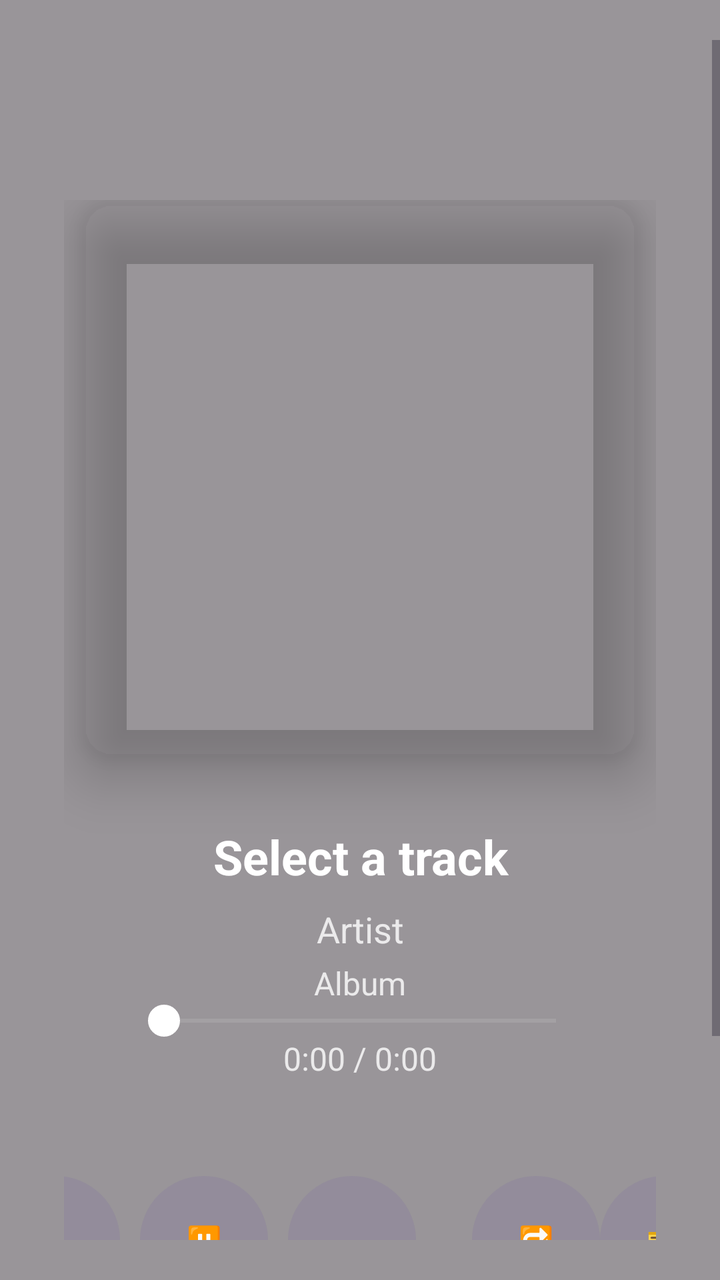
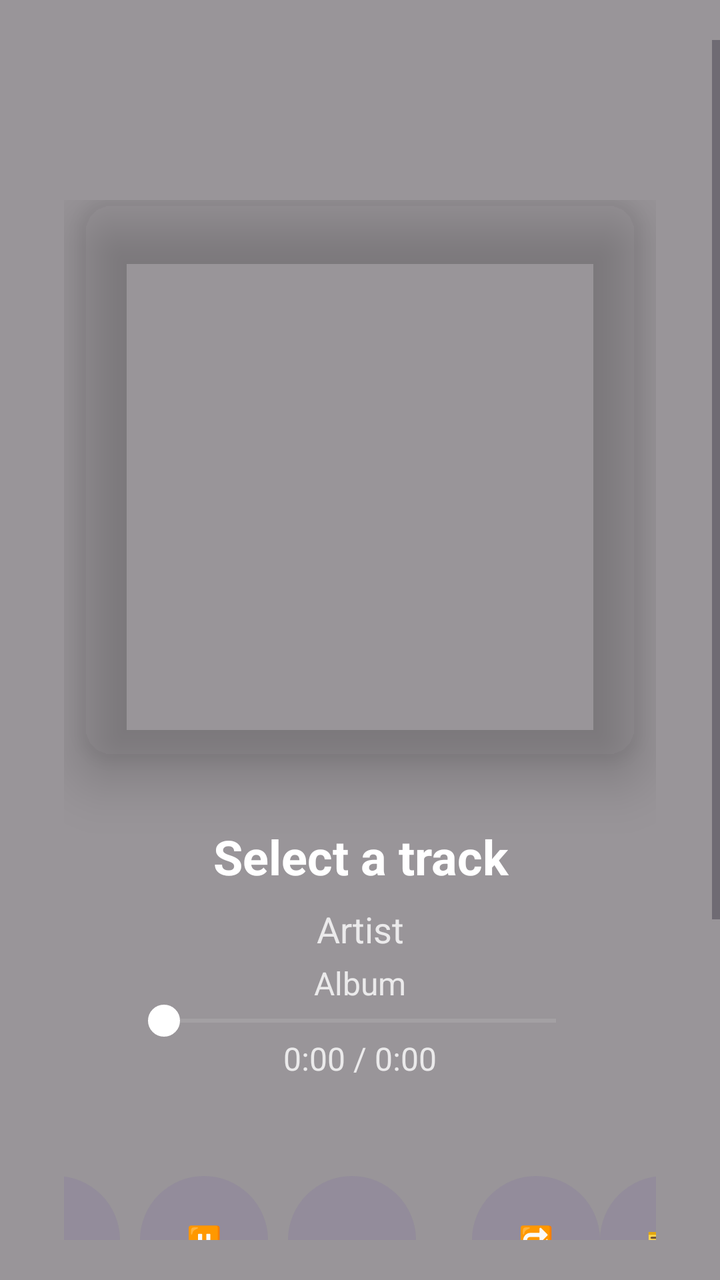

Before-and-after screenshots of an Android layout around one commit, followed by the original layout XML and the change that was made.
<!-- AndroidManifest.xml: application theme Theme.GlyphPlayer -->
<!-- res/layout/activity_music_player_ui.xml -->
<?xml version="1.0" encoding="utf-8"?>
<androidx.coordinatorlayout.widget.CoordinatorLayout xmlns:android="http://schemas.android.com/apk/res/android"
    xmlns:app="http://schemas.android.com/apk/res-auto"
    xmlns:tools="http://schemas.android.com/tools"
    android:layout_width="match_parent"
    android:layout_height="match_parent"
    android:fitsSystemWindows="false"
    tools:context=".ui.AudioVisualAiActivity">

    
    <FrameLayout
        android:layout_width="match_parent"
        android:layout_height="match_parent"
        android:fitsSystemWindows="false">

        
        <ImageView
            android:id="@+id/ivBlurBackground"
            android:layout_width="match_parent"
            android:layout_height="match_parent"
            android:importantForAccessibility="no"
            android:scaleType="centerCrop" />

        
        <View
            android:layout_width="match_parent"
            android:layout_height="match_parent"
            android:background="#66000000" />
    </FrameLayout>


    
    <ScrollView
        android:layout_width="match_parent"
        android:layout_height="wrap_content"
        android:layout_marginVertical="20dp">

        <LinearLayout
            android:layout_width="match_parent"
            android:layout_height="match_parent"
            android:layout_marginTop="48dp"
            android:fitsSystemWindows="true"
            android:gravity="center_horizontal"
            android:orientation="vertical"
            android:padding="32dp">

            
            <androidx.cardview.widget.CardView
                android:layout_width="280dp"
                android:layout_height="280dp"
                app:cardBackgroundColor="@android:color/transparent"
                app:cardCornerRadius="16dp"
                app:cardElevation="16dp">

                <ImageView
                    android:id="@+id/ivAlbumArt"
                    android:layout_width="match_parent"
                    android:layout_height="match_parent"
                    android:adjustViewBounds="true"
                    android:contentDescription="Album artwork"
                    android:scaleType="centerCrop" />

            </androidx.cardview.widget.CardView>

            
            <LinearLayout
                android:layout_width="match_parent"
                android:layout_height="wrap_content"
                android:layout_marginHorizontal="24dp"
                android:layout_marginTop="32dp"
                android:gravity="center_horizontal"
                android:orientation="vertical">

                
                <TextView
                    android:id="@+id/tvSongTitle"
                    android:layout_width="match_parent"
                    android:layout_height="wrap_content"
                    android:ellipsize="marquee"
                    android:focusable="true"
                    android:focusableInTouchMode="true"
                    android:freezesText="true"
                    android:gravity="center"
                    android:marqueeRepeatLimit="marquee_forever"
                    android:singleLine="true"
                    android:text="Select a track"
                    android:textColor="@android:color/white"
                    android:textSize="24sp"
                    android:textStyle="bold" />

                
                <TextView
                    android:id="@+id/tvArtist"
                    android:layout_width="match_parent"
                    android:layout_height="wrap_content"
                    android:layout_marginTop="8dp"
                    android:ellipsize="marquee"
                    android:focusable="true"
                    android:focusableInTouchMode="true"
                    android:gravity="center"
                    android:marqueeRepeatLimit="marquee_forever"
                    android:singleLine="true"
                    android:text="Artist"
                    android:textColor="#CCFFFFFF"
                    android:textSize="18sp" />

                
                <TextView
                    android:id="@+id/tvAlbum"
                    android:layout_width="match_parent"
                    android:layout_height="wrap_content"
                    android:layout_marginTop="4dp"
                    android:ellipsize="marquee"
                    android:focusable="true"
                    android:focusableInTouchMode="true"
                    android:gravity="center"
                    android:marqueeRepeatLimit="marquee_forever"
                    android:singleLine="true"
                    android:text="Album"
                    android:textColor="#CCFFFFFF"
                    android:textSize="16sp" />

                <SeekBar
                    android:id="@+id/sbProgress"
                    android:layout_width="match_parent"
                    android:layout_height="wrap_content"
                    android:layout_marginHorizontal="10dp"
                    android:maxHeight="12dp"
                    android:minHeight="12dp"
                    android:progressBackgroundTint="#66FFFFFF"
                    android:progressTint="#FF4081"
                    android:thumb="@drawable/seekbar_thumb"
                    android:thumbTint="#FFFFFF" />

                <TextView
                    android:layout_width="wrap_content"
                    android:id="@+id/tvProgressTime"
                    android:layout_height="wrap_content"
                    android:maxLines="1"
                    android:text="0:00 / 0:00"
                    android:textColor="#CCFFFFFF"
                    android:textSize="16sp" />

            </LinearLayout>

            
            <LinearLayout
                android:layout_width="match_parent"
                android:layout_height="wrap_content"
                android:layout_marginTop="48dp"
                android:gravity="center"
                android:orientation="horizontal">

                
                <Button
                    android:id="@+id/btnPrev"
                    android:layout_width="64dp"
                    android:layout_height="64dp"
                    android:background="@drawable/btn_control_bg"
                    android:scaleType="center"
                    android:text="←"
                    app:tint="@android:color/white" />

                
                <Button
                    android:id="@+id/btnPlayPause"
                    android:layout_width="64dp"
                    android:layout_height="64dp"
                    android:layout_marginHorizontal="10dp"
                    android:background="@drawable/btn_control_bg"
                    android:scaleType="center"
                    android:text="⏸️"
                    app:tint="@android:color/white" />

                
                <Button
                    android:id="@+id/btnNext"
                    android:layout_width="64dp"
                    android:layout_height="64dp"
                    android:background="@drawable/btn_control_bg"
                    android:scaleType="center"
                    android:text="→"
                    app:tint="@android:color/white" />

                
                <Button
                    android:id="@+id/btnShuffle"
                    android:layout_width="64dp"
                    android:layout_height="64dp"
                    android:layout_marginStart="28dp"
                    android:background="@drawable/btn_control_bg"
                    android:scaleType="center"
                    android:text="🔁"
                    app:tint="@android:color/white" />

                
                <Button
                    android:id="@+id/btnPlaylist"
                    android:layout_width="64dp"
                    android:layout_height="64dp"
                    android:background="@drawable/btn_control_bg"
                    android:scaleType="center"
                    android:text="🎫"
                    app:tint="@android:color/white" />

            </LinearLayout>

            <LinearLayout
                android:id="@+id/llPlayList"
                android:layout_width="match_parent"
                android:layout_height="wrap_content"
                android:layout_marginVertical="20dp"
                android:orientation="vertical">

                <TextView
                    android:id="@+id/tvPlayList"
                    android:layout_width="wrap_content"
                    android:layout_height="wrap_content"
                    android:text="    "
                    android:textColor="@color/white" />
            </LinearLayout>
        </LinearLayout>
    </ScrollView>

</androidx.coordinatorlayout.widget.CoordinatorLayout>
<!-- resources referenced by this layout -->
<resources>
  <color name="white">#FFFFFFFF</color>
  <!-- drawable btn_control_bg (drawable) -->
  <?xml version="1.0" encoding="utf-8"?>
  <ripple xmlns:android="http://schemas.android.com/apk/res/android"
      android:color="#30FFFFFF">
      <item>
          <shape android:shape="oval">
              <solid android:color="#20FFFFFF" />
              <size android:width="40dp" android:height="40dp" />
          </shape>
      </item>
  </ripple>
  <!-- drawable seekbar_thumb (drawable) -->
  <?xml version="1.0" encoding="utf-8"?>
  <selector xmlns:android="http://schemas.android.com/apk/res/android">
      <item>
          <shape android:shape="oval">
              <solid android:color="#FFFFFF"/>
              <stroke
                  android:width="2dp"
                  android:color="#FF4081"/>
              <size
                  android:width="16dp"
                  android:height="16dp"/>
          </shape>
      </item>
  </selector>
  <style name="Theme.GlyphPlayer" parent="Base.Theme.GlyphPlayer" />
  <style name="Base.Theme.GlyphPlayer" parent="Theme.Material3.DayNight.NoActionBar">
          
          
      </style>
</resources>

<!-- the commit's change to res/layout/activity_music_player_ui.xml (unified diff, before → after) -->
@@ -205,6 +205,16 @@
 
             </LinearLayout>
 
+            <Button
+                android:id="@+id/btnGrantMicrophone"
+                android:layout_width="wrap_content"
+                android:layout_height="wrap_content"
+                android:text="@string/grant_microphone" />
+            <Button
+                android:id="@+id/btnGlyph"
+                android:layout_width="wrap_content"
+                android:layout_height="wrap_content"
+                android:text="@string/enable_glyph" />
             <LinearLayout
                 android:id="@+id/llPlayList"
                 android:layout_width="match_parent"
<!-- resource entries referenced after the edit -->
@@ -27,6 +27,8 @@
           </shape>
       </item>
   </selector>
+  <string name="enable_glyph">Enable Glyph lights</string>
+  <string name="grant_microphone">Grant microphone access</string>
   <style name="Theme.GlyphPlayer" parent="Base.Theme.GlyphPlayer" />
   <style name="Base.Theme.GlyphPlayer" parent="Theme.Material3.DayNight.NoActionBar">
           
